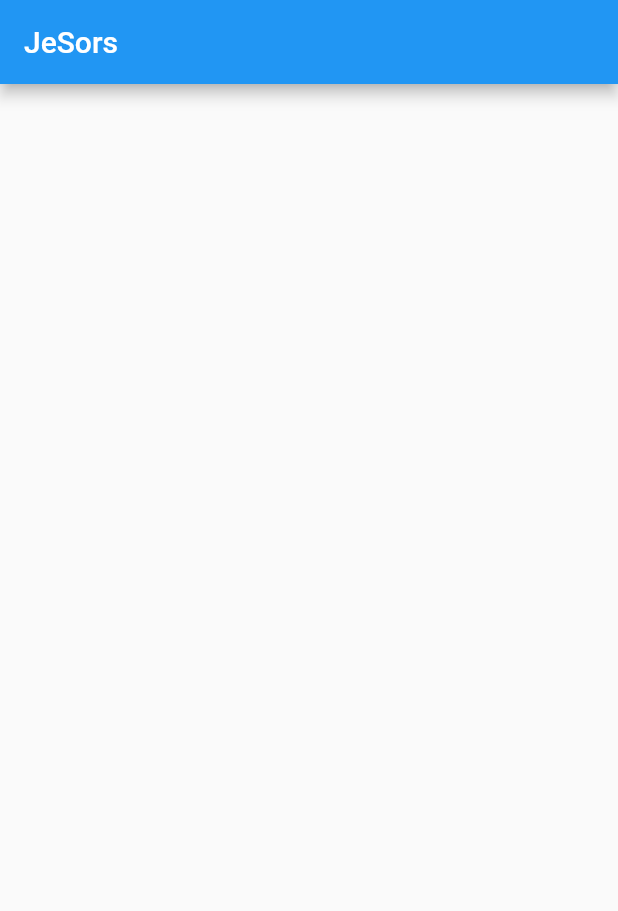
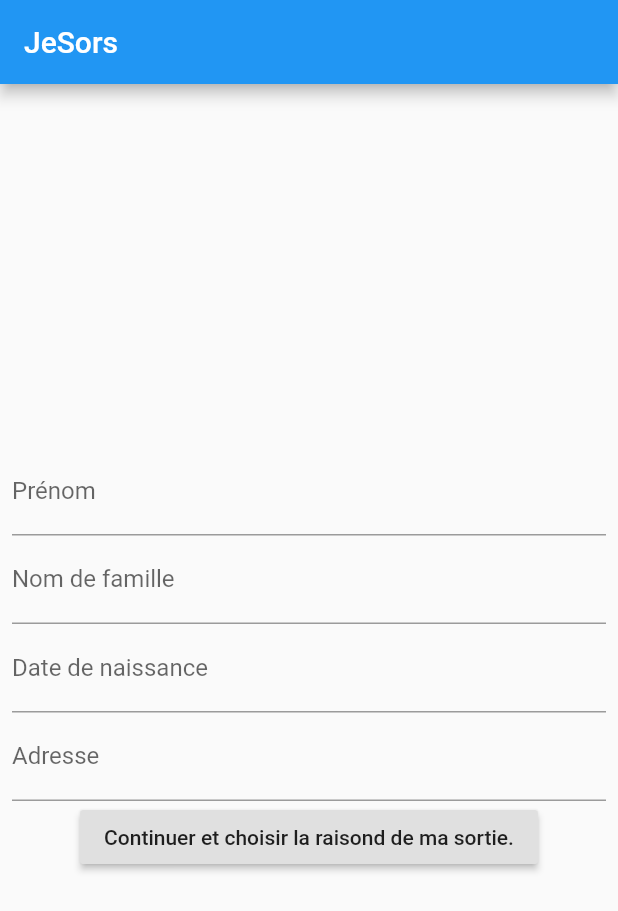
Before and after one commit to ol88/JeSors, a Flutter app: the screen it shows after launch, on a phone screen of 412 x 824 dp. Shown: the top 911 px of the screen. Run offline on Flutter 3.47's test engine with Material 2 defaults, Android fonts, the phone set to English and light mode, and no system bars.

Commit message:
Second commit

```diff
--- /dev/null
+++ b/lib/details_personels.dart
@@ -0,0 +1,133 @@
+import 'dart:async';
+import 'package:flutter/material.dart';
+import 'package:intl/intl.dart';
+
+import 'justifications.dart';
+
+class DetailsPersonels extends StatefulWidget {
+  @override
+  _DetailsPersonelsState createState() => _DetailsPersonelsState();
+}
+
+class _DetailsPersonelsState extends State<DetailsPersonels> {
+  final _focusScopeNode = FocusScopeNode();
+  final _formKey = GlobalKey<FormState>();
+  final _dateTextController = TextEditingController();
+  final _dateFormat = DateFormat("d MMMM yyyy");
+  var _selectedDate = DateTime.now();
+  final _lastNameFocus = FocusNode();
+  final _addressFocus = FocusNode();
+  var firstName = "";
+  var lastName = "";
+  var dateOfBirth = "";
+  var address = "";
+
+  @override
+  void dispose() {
+    _focusScopeNode.dispose();
+    super.dispose();
+  }
+
+  @override
+  Widget build(BuildContext context) {
+    return FocusScope(
+      node: _focusScopeNode,
+      child: Padding(
+        padding: const EdgeInsets.all(8.0),
+        child: Form(
+          key: _formKey,
+          child: Column(
+            children: <Widget>[
+              TextFormField(
+                decoration: const InputDecoration(
+                  hintText: 'Votre prénom',
+                  labelText: 'Prénom',
+                ),
+                textInputAction: TextInputAction.next,
+                onFieldSubmitted: (value) =>
+                    FocusScope.of(context).requestFocus(_lastNameFocus),
+                onSaved: (value) => firstName = value,
+                validator: (value) {
+                  if (value.isEmpty) {
+                    return 'Votre prénom doit être renseigné.';
+                  }
+                  return null;
+                },
+              ),
+              TextFormField(
+                focusNode: _lastNameFocus,
+                onFieldSubmitted: (value) => _selectDateOfBirth(context),
+                decoration: const InputDecoration(
+                  hintText: 'Votre nom de famille',
+                  labelText: 'Nom de famille',
+                ),
+                textInputAction: TextInputAction.next,
+                onSaved: (value) => lastName = value,
+                validator: (value) {
+                  if (value.isEmpty) {
+                    return 'Votre nom de famille doit être renseigné.';
+                  }
+                  return null;
+                },
+              ),
+              TextFormField(
+                decoration: const InputDecoration(
+                  hintText: 'Votre date de Naissance',
+                  labelText: 'Date de naissance',
+                ),
+                controller: _dateTextController,
+                onTap: () => _selectDateOfBirth(context),
+                onSaved: (value) => dateOfBirth = value,
+                validator: (value) {
+                  if (value == _dateFormat.format(DateTime.now())) {
+                    return "Votre date de naissance ne peut pas être aujourd'hui.";
+                  }
+                  return null;
+                },
+              ),
+              TextFormField(
+                focusNode: _addressFocus,
+                onFieldSubmitted: (value) => FocusScope.of(context).unfocus(),
+                decoration: const InputDecoration(
+                  hintText: "Votre addresse aujourd'hui (domicile, hôtel...)",
+                  labelText: "Adresse",
+                ),
+                textInputAction: TextInputAction.done,
+                onSaved: (value) => address = value,
+                validator: (value) {
+                  if (value.isEmpty) {
+                    return 'Votre addresse doit être renseignée.';
+                  }
+                  return null;
+                },
+              ),
+              RaisedButton(
+                child: Text("Continuer et choisir la raisond de ma sortie."),
+                onPressed: () {
+                  if (_formKey.currentState.validate()) {
+                    Navigator.of(context).pushNamed(Justifications.routeName);
+                  }
+                },
+              )
+            ],
+          ),
+        ),
+      ),
+    );
+  }
+
+  Future<Null> _selectDateOfBirth(BuildContext context) async {
+    final DateTime picked = await showDatePicker(
+      context: context,
+      initialDate: _selectedDate,
+      firstDate: DateTime(1850),
+      lastDate: DateTime.now(),
+    );
+    if (picked != null && picked != _selectedDate)
+      setState(() {
+        _selectedDate = picked;
+        _dateTextController.text = _dateFormat.format(_selectedDate);
+        FocusScope.of(context).requestFocus(_addressFocus);
+      });
+  }
+}
--- a/lib/main.dart
+++ b/lib/main.dart
@@ -1,4 +1,9 @@
 import 'package:flutter/material.dart';
+import 'package:jesors/details_personels.dart';
+import 'package:jesors/justifications.dart';
+import 'package:jesors/mes_declarations.dart';
+
+import 'new_declaration.dart';
 
 void main() {
   runApp(JeSors());
@@ -13,6 +18,11 @@ class JeSors extends StatelessWidget {
         primarySwatch: Colors.blue,
       ),
       home: MyHomePage(title: 'JeSors'),
+      routes: {
+        NewDeclaration.routeName: (ctx) => NewDeclaration(),
+        MesDeclaration.routeName: (ctx) => MesDeclaration(),
+        Justifications.routeName: (ctx) => Justifications(),
+      },
     );
   }
 }
@@ -36,7 +46,9 @@ class _MyHomePageState extends State<MyHomePage> {
       body: Center(
         child: Column(
           mainAxisAlignment: MainAxisAlignment.center,
-          children: <Widget>[],
+          children: <Widget>[
+            DetailsPersonels(),
+          ],
         ),
       ),
     );
--- a/pubspec.yaml
+++ b/pubspec.yaml
@@ -28,6 +28,7 @@ dependencies:
 dev_dependencies:
   flutter_test:
     sdk: flutter
+  intl:
 
 # For information on the generic Dart part of this file, see the
 # following page: https://dart.dev/tools/pub/pubspec
```
Also changed, not shown: lib/dateTextFormField.dart (added, +55 -0 lines), lib/justifications.dart (added, +81 -0 lines), lib/mes_declarations.dart (added, +12 -0 lines), lib/new_declaration.dart (added, +22 -0 lines), lib/raisons.dart (added, +15 -0 lines), pubspec.lock.
